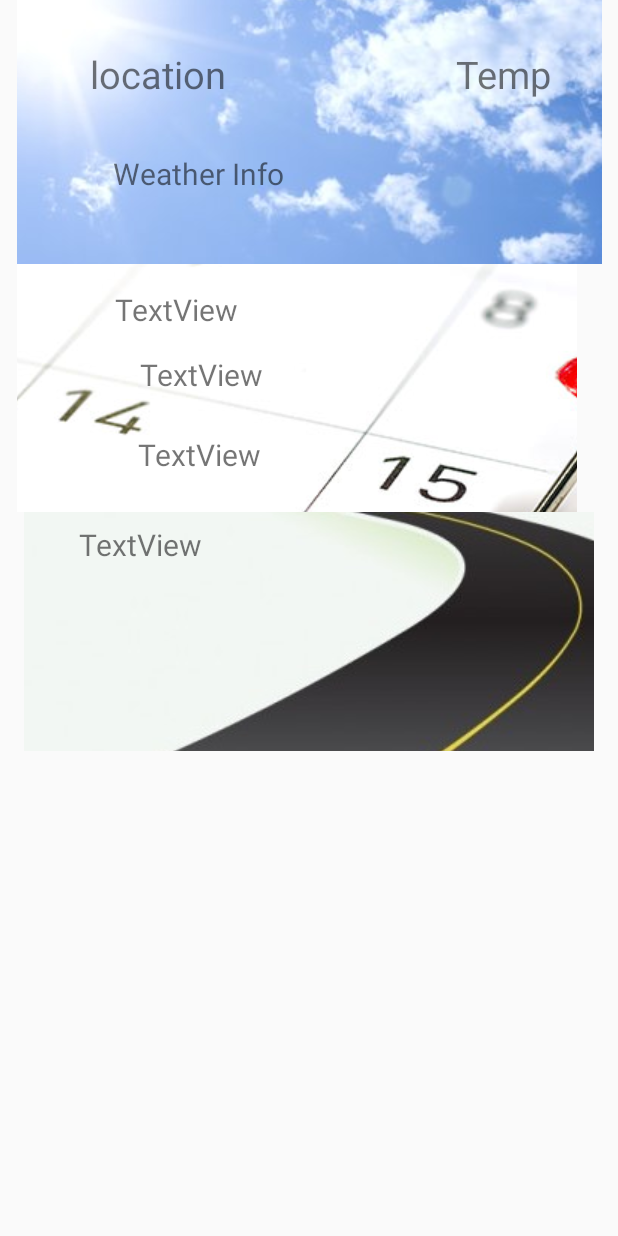
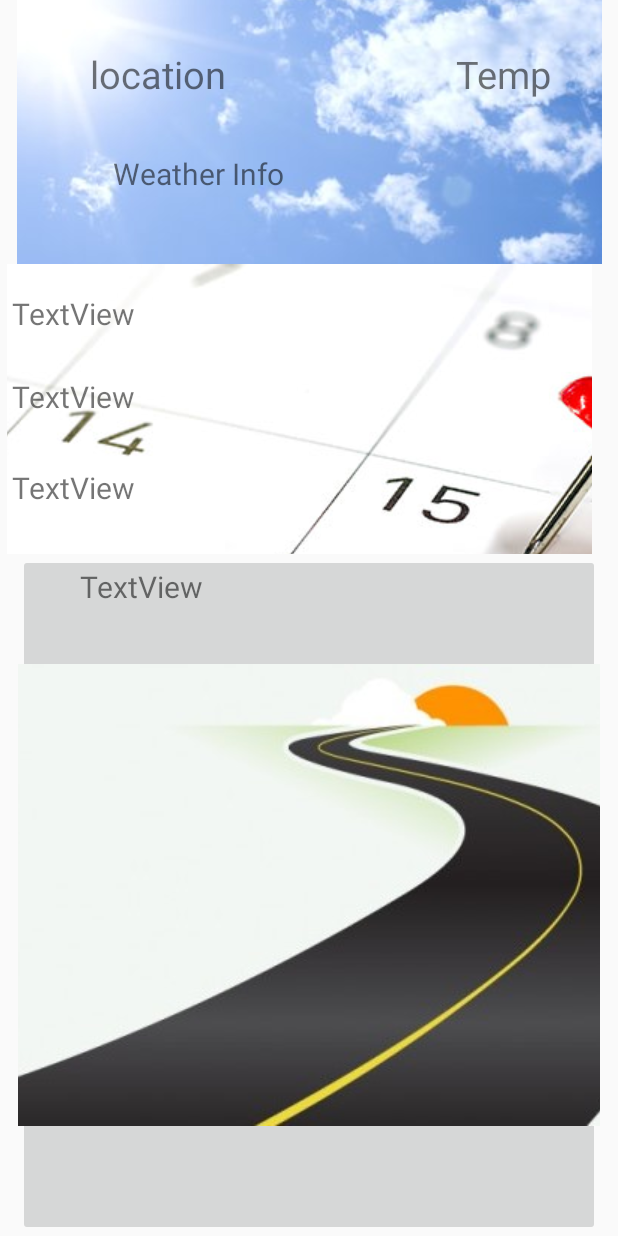
Before and after one commit to BarbaraJin/CS446, an Android app: the layout activity_main.xml on its own in the app's theme, with its tools: preview values and no code run, on a phone screen of 412 x 824 dp. Run offline under Robolectric (Android 15) with nearby library versions, the phone set to English and light mode, and no system bars.

Commit message:
bugs fixed
gallery pick image debug
gallery show two image debug
debug austin-calendar multithread fails
change cloth background

```diff
--- a/iManager/app/src/main/java/com/ziniuyimeixiang/imanager/CalendarModel.java
+++ b/iManager/app/src/main/java/com/ziniuyimeixiang/imanager/CalendarModel.java
@@ -78,7 +78,9 @@ public class CalendarModel extends Model {
     }
 
     public void setLocation(String location) {
-        this.location = location;
+        if (!location.equals("")){
+            this.location = location;
+        }
     }
 
     public String getTime() {
--- a/iManager/app/src/main/res/layout/activity_main.xml
+++ b/iManager/app/src/main/res/layout/activity_main.xml
@@ -64,22 +64,19 @@
 
     <ImageButton
         android:id="@+id/imageButton2"
-        android:layout_width="373dp"
-        android:layout_height="165dp"
-        android:layout_marginBottom="100dp"
+        android:layout_width="390dp"
+        android:layout_height="193dp"
         android:onClick="calenderBottonClicked"
-        app:layout_constraintBottom_toBottomOf="parent"
         app:layout_constraintEnd_toEndOf="@+id/imageButton"
         app:layout_constraintHorizontal_bias="0.4"
         app:layout_constraintStart_toStartOf="parent"
         app:layout_constraintTop_toBottomOf="@+id/imageButton"
-        app:layout_constraintVertical_bias="0.0"
         app:srcCompat="@drawable/banner_calendar" />
 
     <ImageButton
         android:id="@+id/imageButton3"
-        android:layout_width="380dp"
-        android:layout_height="159dp"
+        android:layout_width="388dp"
+        android:layout_height="0dp"
         android:onClick="transClick"
         app:layout_constraintBottom_toBottomOf="parent"
         app:layout_constraintEnd_toEndOf="parent"
@@ -90,7 +87,7 @@
 
     <TextView
         android:id="@+id/event_t"
-        android:layout_width="140dp"
+        android:layout_width="0dp"
         android:layout_height="47dp"
         android:layout_marginBottom="8dp"
         android:layout_marginEnd="8dp"
@@ -107,23 +104,20 @@
 
     <TextView
         android:id="@+id/start_t"
-        android:layout_width="132dp"
+        android:layout_width="0dp"
         android:layout_height="46dp"
-        android:layout_marginBottom="8dp"
         android:layout_marginEnd="8dp"
         android:layout_marginStart="8dp"
         android:layout_marginTop="8dp"
         android:text="TextView"
         android:textSize="20dp"
-        app:layout_constraintBottom_toTopOf="@+id/imageButton3"
         app:layout_constraintEnd_toEndOf="parent"
-        app:layout_constraintHorizontal_bias="0.322"
         app:layout_constraintStart_toStartOf="parent"
-        app:layout_constraintTop_toTopOf="@+id/imageButton2" />
+        app:layout_constraintTop_toBottomOf="@+id/event_t" />
 
     <TextView
         android:id="@+id/location_t"
-        android:layout_width="112dp"
+        android:layout_width="0dp"
         android:layout_height="44dp"
         android:layout_marginBottom="8dp"
         android:layout_marginEnd="8dp"
@@ -131,12 +125,11 @@
         android:layout_marginTop="8dp"
         android:text="TextView"
         android:textSize="20dp"
-        app:layout_constraintBottom_toTopOf="@+id/imageButton3"
+        app:layout_constraintBottom_toBottomOf="@+id/imageButton2"
         app:layout_constraintEnd_toEndOf="parent"
         app:layout_constraintHorizontal_bias="0.296"
         app:layout_constraintStart_toStartOf="parent"
-        app:layout_constraintTop_toTopOf="@+id/imageButton2"
-        app:layout_constraintVertical_bias="1.0" />
+        app:layout_constraintTop_toBottomOf="@+id/start_t" />
 
     <TextView
         android:id="@+id/route_t"
@@ -150,7 +143,7 @@
         android:textSize="20dp"
         app:layout_constraintBottom_toBottomOf="parent"
         app:layout_constraintEnd_toEndOf="parent"
-        app:layout_constraintHorizontal_bias="0.22"
+        app:layout_constraintHorizontal_bias="0.224"
         app:layout_constraintStart_toStartOf="parent"
         app:layout_constraintTop_toTopOf="@+id/imageButton3"
         app:layout_constraintVertical_bias="0.0" />
```
Also changed, not shown: iManager/app/src/main/java/com/ziniuyimeixiang/imanager/ClothActivity.java (+19 -2 lines), iManager/app/src/main/java/com/ziniuyimeixiang/imanager/ClothesModel.java (+4 -3 lines), iManager/app/src/main/res/layout/activity_wearing.xml (+10 -6 lines), iManager/app/src/main/res/drawable-xxhdpi/blue_cloth_background.jpg (added).
